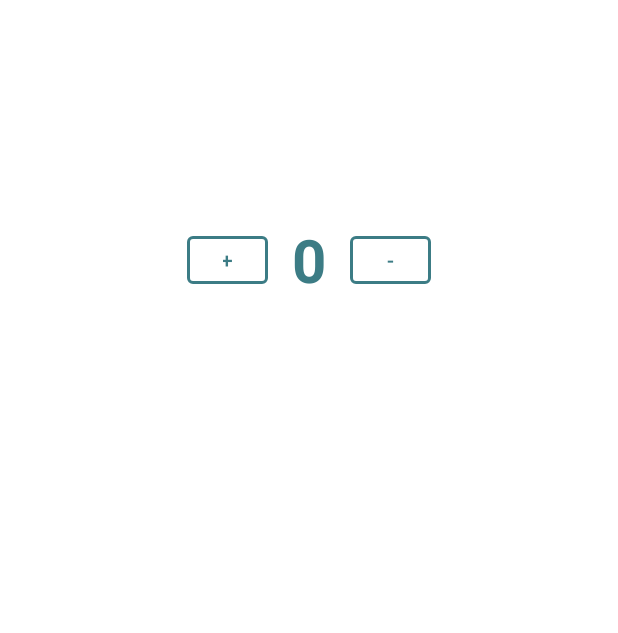
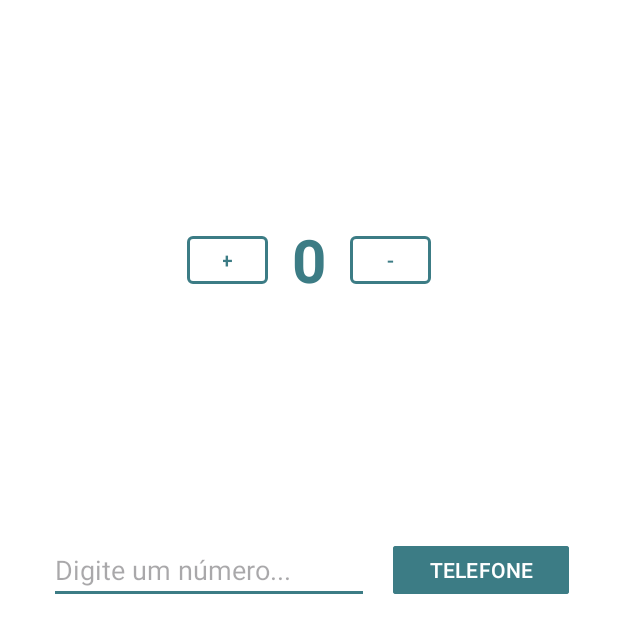
Before and after one commit to RafaFigueiroa/AppPDM, an Android app: the HomeActivity screen opened directly, with no data from a screen before it, on a phone screen of 412 x 824 dp. Shown: the top 633 px of the screen. Run offline under Robolectric (Android 15) with nearby library versions, the phone set to English and light mode, and no system bars.

Commit message:
add the 'dial a number' function

```diff
--- a/app/src/main/java/com/example/apppdm/HomeActivity.java
+++ b/app/src/main/java/com/example/apppdm/HomeActivity.java
@@ -2,10 +2,13 @@ package com.example.apppdm;
 
 import androidx.appcompat.app.AppCompatActivity;
 
+import android.content.Intent;
+import android.net.Uri;
 import android.os.Bundle;
 import android.view.View;
 import android.widget.Button;
 import android.widget.TextView;
+import android.widget.Toast;
 
 public class HomeActivity extends AppCompatActivity {
 
@@ -15,6 +18,7 @@ public class HomeActivity extends AppCompatActivity {
         setContentView(R.layout.activity_home);
 
         changeNumber();
+        dialPhone();
     }
 
     private void changeNumber() {
@@ -42,4 +46,19 @@ public class HomeActivity extends AppCompatActivity {
             }
         });
     }
+
+    private void dialPhone() {
+        TextView phone = (TextView) findViewById(R.id.inputPhone);
+        Button dialPhoneButton = (Button) findViewById(R.id.dialPhoneButton);
+
+        Intent i = new Intent(Intent.ACTION_DIAL);
+
+        dialPhoneButton.setOnClickListener(new View.OnClickListener() {
+            @Override
+            public void onClick(View v) {
+                i.setData(Uri.parse("tel:" + phone.getText().toString()));
+                startActivity(i);
+            }
+        });
+    }
 }
--- a/app/src/main/res/layout/activity_home.xml
+++ b/app/src/main/res/layout/activity_home.xml
@@ -51,4 +51,33 @@
         app:strokeColor="#3C7C85"
         app:strokeWidth="2dp" />
 
+    <Button
+        android:id="@+id/dialPhoneButton"
+        android:layout_width="wrap_content"
+        android:layout_height="40dp"
+        android:layout_marginTop="160dp"
+        android:layout_marginEnd="16dp"
+        android:backgroundTint="#3C7C85"
+        android:text="TELEFONE"
+        android:textColor="#FFFFFF"
+        app:cornerRadius="2dp"
+        app:layout_constraintEnd_toEndOf="parent"
+        app:layout_constraintStart_toEndOf="@+id/inputPhone"
+        app:layout_constraintTop_toBottomOf="@+id/num" />
+
+    <EditText
+        android:id="@+id/inputPhone"
+        android:layout_width="wrap_content"
+        android:layout_height="wrap_content"
+        android:layout_marginStart="16dp"
+        android:backgroundTint="#3C7C85"
+        android:ems="10"
+        android:hint="Digite um número..."
+        android:inputType="phone"
+        android:textColor="#000000"
+        app:layout_constraintBottom_toBottomOf="@+id/dialPhoneButton"
+        app:layout_constraintEnd_toStartOf="@+id/dialPhoneButton"
+        app:layout_constraintStart_toStartOf="parent"
+        app:layout_constraintTop_toTopOf="@+id/dialPhoneButton" />
+
 </androidx.constraintlayout.widget.ConstraintLayout>
```
